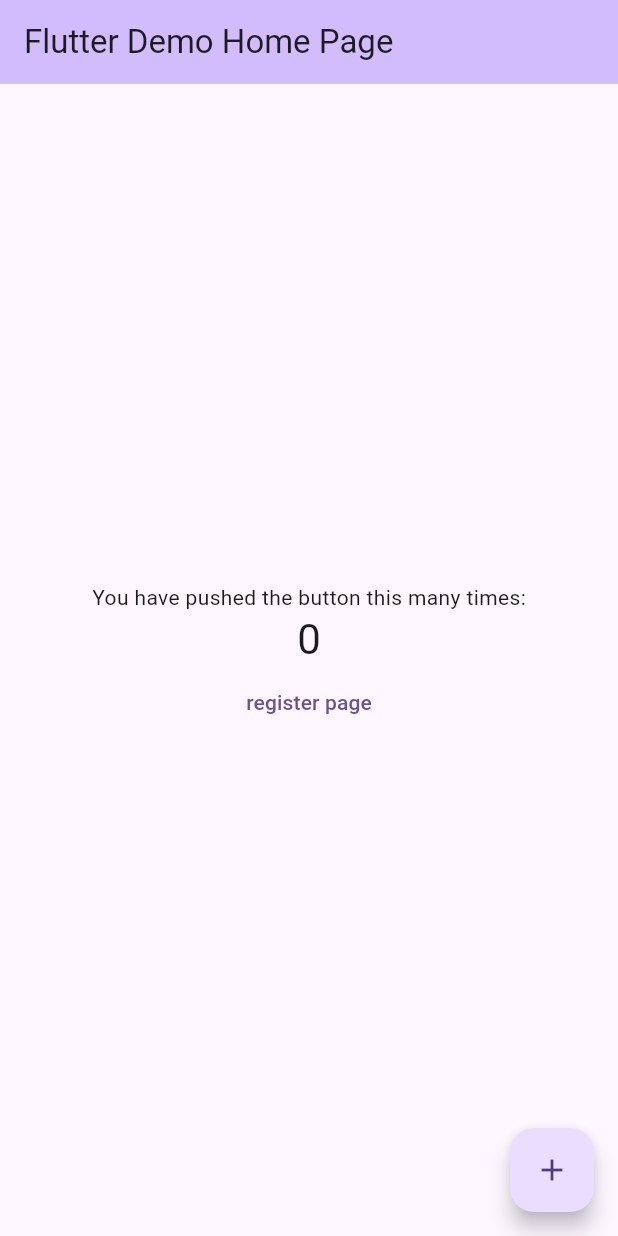
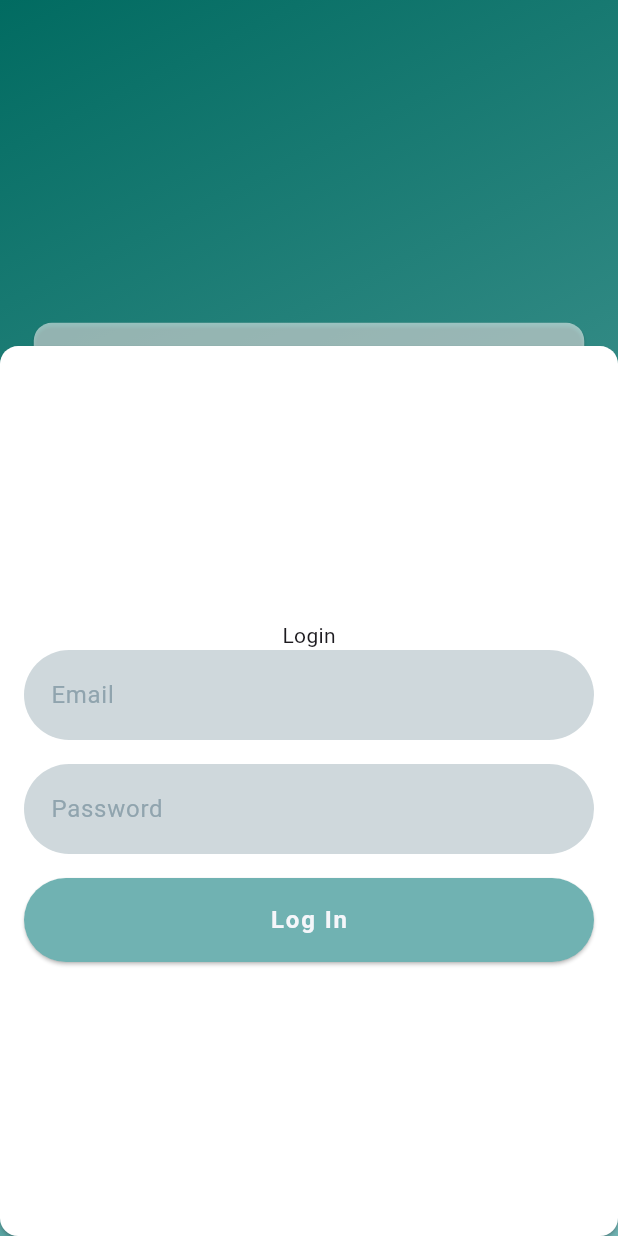
Before and after one commit to alramdhan/builder_bloc_template, a Flutter app: the screen it shows after launch, on a phone screen of 412 x 824 dp. Run offline on Flutter 3.47's test engine with Material 3 defaults, Android fonts, the phone set to English and light mode, and no system bars; our stand-ins replace firebase_auth, firebase_core, get_it, injectable; accounts and stored records are empty.

Commit message:
update login page

```diff
--- /dev/null
+++ b/lib/core/constants/app_color.dart
@@ -0,0 +1,14 @@
+import 'package:flutter/material.dart';
+
+class AppColor {
+  static const Color primary = Color(0xFF016B61);
+  static const Color primary400 = Color(0xFF70B2B2);
+  static const Color secondary = Color(0xFFFFA4A4);
+  static const Color tertiary = Color(0xFF016B2C);
+
+  static const Color success = Color(0xFF26DE81);
+  static const Color danger = Color(0xFFBF092F);
+  static const Color warning = Color(0xFFFED330);
+  static const Color light = Color(0xFFF5F6Fa);
+  static const Color dark = Color(0xFF1E272E);
+}
--- a/lib/core/themes/app_theme.dart
+++ b/lib/core/themes/app_theme.dart
@@ -0,0 +1,16 @@
+import 'package:builder_bloc_template/core/constants/app_color.dart';
+import 'package:flutter/material.dart';
+
+class AppTheme {
+  static final colorScheme = ColorScheme.fromSeed(seedColor: AppColor.primary);
+  static final lightColorScheme = const ColorScheme.light().copyWith(
+    primary: AppColor.primary,
+    secondary: AppColor.secondary,
+    tertiary: AppColor.tertiary
+  );
+  static final darkColorScheme = const ColorScheme.dark().copyWith(
+    primary: AppColor.secondary,
+    secondary: AppColor.primary,
+    tertiary: const Color(0xFF74FEAC)
+  );
+}
--- a/lib/main.dart
+++ b/lib/main.dart
@@ -1,7 +1,9 @@
 import 'package:builder_bloc_template/core/config/router/app_router.dart';
+import 'package:builder_bloc_template/core/constants/app_color.dart';
 import 'package:builder_bloc_template/core/di/service_locator.dart';
+import 'package:builder_bloc_template/core/themes/app_theme.dart';
 import 'package:builder_bloc_template/firebase_options.dart';
-import 'package:builder_bloc_template/presentation/pages/auth/register_page.dart';
+import 'package:builder_bloc_template/presentation/pages/auth/login_page.dart';
 import 'package:firebase_core/firebase_core.dart';
 import 'package:flutter/material.dart';
 
@@ -24,120 +26,26 @@ class MyApp extends StatelessWidget {
     return MaterialApp(
       title: 'Flutter Demo',
       navigatorKey: sl<AppRouter>().navigatorKey,
-      theme: ThemeData(
-        // This is the theme of your application.
-        //
-        // TRY THIS: Try running your application with "flutter run". You'll see
-        // the application has a purple toolbar. Then, without quitting the app,
-        // try changing the seedColor in the colorScheme below to Colors.green
-        // and then invoke "hot reload" (save your changes or press the "hot
-        // reload" button in a Flutter-supported IDE, or press "r" if you used
-        // the command line to start the app).
-        //
-        // Notice that the counter didn't reset back to zero; the application
-        // state is not lost during the reload. To reset the state, use hot
-        // restart instead.
-        //
-        // This works for code too, not just values: Most code changes can be
-        // tested with just a hot reload.
-        colorScheme: ColorScheme.fromSeed(seedColor: Colors.deepPurple),
-        useMaterial3: true,
+      themeMode: ThemeMode.system,
+      theme: ThemeData.light(useMaterial3: true).copyWith(
+        colorScheme: AppTheme.lightColorScheme,
+        elevatedButtonTheme: ElevatedButtonThemeData(
+          style: ElevatedButton.styleFrom(
+            padding: const EdgeInsets.symmetric(vertical: 16),
+            backgroundColor: AppColor.primary400,
+            foregroundColor: AppColor.light,
+            textStyle: Theme.of(context).textTheme.titleMedium?.copyWith(
+              color: AppColor.light,
+              fontWeight: FontWeight.w700,
+              letterSpacing: 1.25
+            )
+          )
+        )
       ),
-      home: const MyHomePage(title: 'Flutter Demo Home Page'),
+      darkTheme: ThemeData.dark(useMaterial3: true).copyWith(
+        colorScheme: AppTheme.darkColorScheme
+      ),
+      home: const LoginPage(),
     );
   }
 }
-
-class MyHomePage extends StatefulWidget {
-  const MyHomePage({super.key, required this.title});
-
-  // This widget is the home page of your application. It is stateful, meaning
-  // that it has a State object (defined below) that contains fields that affect
-  // how it looks.
-
-  // This class is the configuration for the state. It holds the values (in this
-  // case the title) provided by the parent (in this case the App widget) and
-  // used by the build method of the State. Fields in a Widget subclass are
-  // always marked "final".
-
-  final String title;
-
-  @override
-  State<MyHomePage> createState() => _MyHomePageState();
-}
-
-class _MyHomePageState extends State<MyHomePage> {
-  int _counter = 0;
-
-  void _incrementCounter() {
-    setState(() {
-      // This call to setState tells the Flutter framework that something has
-      // changed in this State, which causes it to rerun the build method below
-      // so that the display can reflect the updated values. If we changed
-      // _counter without calling setState(), then the build method would not be
-      // called again, and so nothing would appear to happen.
-      _counter++;
-    });
-  }
-
-  @override
-  Widget build(BuildContext context) {
-    // This method is rerun every time setState is called, for instance as done
-    // by the _incrementCounter method above.
-    //
-    // The Flutter framework has been optimized to make rerunning build methods
-    // fast, so that you can just rebuild anything that needs updating rather
-    // than having to individually change instances of widgets.
-    return Scaffold(
-      appBar: AppBar(
-        // TRY THIS: Try changing the color here to a specific color (to
-        // Colors.amber, perhaps?) and trigger a hot reload to see the AppBar
-        // change color while the other colors stay the same.
-        backgroundColor: Theme.of(context).colorScheme.inversePrimary,
-        // Here we take the value from the MyHomePage object that was created by
-        // the App.build method, and use it to set our appbar title.
-        title: Text(widget.title),
-      ),
-      body: Center(
-        // Center is a layout widget. It takes a single child and positions it
-        // in the middle of the parent.
-        child: Column(
-          // Column is also a layout widget. It takes a list of children and
-          // arranges them vertically. By default, it sizes itself to fit its
-          // children horizontally, and tries to be as tall as its parent.
-          //
-          // Column has various properties to control how it sizes itself and
-          // how it positions its children. Here we use mainAxisAlignment to
-          // center the children vertically; the main axis here is the vertical
-          // axis because Columns are vertical (the cross axis would be
-          // horizontal).
-          //
-          // TRY THIS: Invoke "debug painting" (choose the "Toggle Debug Paint"
-          // action in the IDE, or press "p" in the console), to see the
-          // wireframe for each widget.
-          mainAxisAlignment: MainAxisAlignment.center,
-          children: <Widget>[
-            const Text(
-              'You have pushed the button this many times:',
-            ),
-            Text(
-              '$_counter',
-              style: Theme.of(context).textTheme.headlineMedium,
-            ),
-            TextButton(
-              onPressed: () {
-                sl<AppRouter>().push(const RegisterPage());
-              },
-              child: Text("register page")
-            )
-          ],
-        ),
-      ),
-      floatingActionButton: FloatingActionButton(
-        onPressed: _incrementCounter,
-        tooltip: 'Increment',
-        child: const Icon(Icons.add),
-      ), // This trailing comma makes auto-formatting nicer for build methods.
-    );
-  }
-}
--- a/lib/presentation/pages/auth/login_page.dart
+++ b/lib/presentation/pages/auth/login_page.dart
@@ -0,0 +1,149 @@
+import 'package:builder_bloc_template/core/constants/app_color.dart';
+import 'package:builder_bloc_template/presentation/widgets/forms/text_field.dart';
+import 'package:flutter/material.dart';
+
+class LoginPage extends StatefulWidget {
+  const LoginPage({super.key});
+
+  @override
+  State<LoginPage> createState() => _LoginPageState();
+}
+
+class _LoginPageState extends State<LoginPage> with SingleTickerProviderStateMixin {
+  final GlobalKey<FormState> _formKey = GlobalKey();
+  final _emailController = TextEditingController();
+  final _pwdController = TextEditingController();
+
+  final _scaffoldKey = GlobalKey<ScaffoldState>();
+  late final AnimationController _animationController;
+  late final Animation<Offset> _animationOffset;
+
+  @override
+  void initState() {
+    super.initState();
+    _animationController = AnimationController(
+      duration: const Duration(seconds: 1),
+      vsync: this
+    );
+    _animationOffset = Tween<Offset>(
+      begin: const Offset(0, 1),
+      end: Offset.zero
+    ).animate(CurvedAnimation(
+      parent: _animationController,
+      curve: Curves.fastOutSlowIn
+    ));
+
+    Future.delayed(const Duration(seconds: 2), () {
+      _animationController.forward();
+      print("animateion status ${_animationController.status}");
+    });
+  }
+
+  @override
+  void dispose() {
+    _animationController.dispose();
+    super.dispose();
+  }
+
+  Future _doLogin() async {
+
+  }
+
+  @override
+  Widget build(BuildContext context) {
+    final Size size = MediaQuery.sizeOf(context);
+    return Scaffold(
+      key: _scaffoldKey,
+      body: Container(
+        decoration: const BoxDecoration(
+          gradient: LinearGradient(
+            begin: Alignment.topLeft,
+            end: Alignment.bottomRight,
+            colors: [
+              AppColor.primary,
+              AppColor.primary400
+            ],
+          ),
+        ),
+        child: Stack(
+          children: [
+            Positioned(
+              bottom: 0,
+              left: 0,
+              right: 0,
+              child: SlideTransition(
+                position: _animationOffset,
+                child: Stack(
+                  children: [
+                    Align(
+                      alignment: Alignment.center,
+                      child: Card(
+                        color: Colors.white54,
+                        child: SizedBox(
+                          width: size.width - 45,
+                          height: size.height * .734
+                        ),
+                      ),
+                    ),
+                    Positioned(
+                      bottom: 0,
+                      child: Card(
+                        margin: EdgeInsets.zero,
+                        color: Colors.white,
+                        child: SizedBox(
+                          width: size.width,
+                          height: size.height * .72,
+                          child: _buildFormLogin()
+                        ),
+                      ),
+                    ),
+                  ],
+                ),
+              ),
+            )
+          ],
+        ),
+      ),
+    );
+  }
+
+  Widget _buildFormLogin() => Form(
+    key: _formKey,
+    child: Padding(
+      padding: const EdgeInsets.symmetric(horizontal: 16, vertical: 12),
+      child: Column(
+        mainAxisAlignment: MainAxisAlignment.center,
+        children: [
+          const Text("Login"),
+          BuilderTextFormField(
+            controller: _emailController,
+            hintText: "Email",
+          ),
+          const SizedBox(height: 16),
+          BuilderTextFormField(
+            controller: _pwdController,
+            hintText: "Password",
+            obscureText: true,
+          ),
+          const SizedBox(height: 16),
+          _buildButtonLogin(),
+        ],
+      ),
+    ),
+  );
+
+  Widget _buildButtonLogin() {
+    return SizedBox(
+      width: MediaQuery.sizeOf(context).width,
+      child: ElevatedButton(
+        onPressed: _doLogin,
+        child: const Text("Log In",
+          // style: Theme.of(context).textTheme.titleLarge?.copyWith(
+          //   color: AppColor.light,
+          //   letterSpacing: 1.25
+          // ),
+        )
+      ),
+    );
+  }
+}
--- /dev/null
+++ b/lib/presentation/widgets/forms/text_field.dart
@@ -0,0 +1,70 @@
+import 'package:flutter/material.dart';
+
+class BuilderTextFormField extends StatefulWidget {
+  const BuilderTextFormField({
+    super.key,
+    required this.controller,
+    this.obscureText = false,
+    this.hintText
+  });
+
+  final TextEditingController controller;
+  final bool obscureText;
+  final String? hintText;
+
+  @override
+  State<BuilderTextFormField> createState() => _BuilderTextFormFieldState();
+}
+
+class _BuilderTextFormFieldState extends State<BuilderTextFormField> {
+  late FocusNode _focusNode;
+
+  @override
+  void initState() {
+    super.initState();
+    _focusNode = FocusNode();
+    _focusNode.addListener(_onFocusChange);
+  }
+
+  @override
+  void dispose() {
+    _focusNode.removeListener(_onFocusChange);
+    _focusNode.dispose();
+    super.dispose();
+  }
+
+  void _onFocusChange() {
+    // print("focus change ${_focusNode.hasFocus}");
+    setState(() {});
+  }
+
+  @override
+  Widget build(BuildContext context) {
+    return AnimatedContainer(
+      padding: const EdgeInsets.all(2),
+      decoration: BoxDecoration(
+        border: _focusNode.hasFocus
+          ? Border.all(width: 0.8, color: Theme.of(context).colorScheme.primary)
+          : null,
+        color: Colors.blueGrey.shade100,
+        borderRadius: const BorderRadius.all(Radius.circular(40))
+      ),
+      duration: const Duration(milliseconds: 100),
+      child: TextFormField(
+        controller: widget.controller,
+        focusNode: _focusNode,
+        onTapOutside: (e) {
+          FocusScope.of(context).unfocus();
+        },
+        obscureText: widget.obscureText,
+        cursorColor: Theme.of(context).colorScheme.secondary,
+        decoration: InputDecoration(
+          hintText: widget.hintText,
+          hintStyle: TextStyle(color: Colors.blueGrey.shade300),
+          border: const OutlineInputBorder(borderSide: BorderSide.none),
+          filled: false
+        ),
+      ),
+    );
+  }
+}
--- a/pubspec.yaml
+++ b/pubspec.yaml
@@ -54,6 +54,7 @@ dev_dependencies:
   build_runner: ^2.4.9
   injectable_generator: 2.6.1
   flutter_native_splash: ^2.4.4
+  flutter_launcher_icons: ^0.14.4
 
   # The "flutter_lints" package below contains a set of recommended lints to
   # encourage good coding practices. The lint set provided by the package is
@@ -61,6 +62,11 @@ dev_dependencies:
   # package. See that file for information about deactivating specific lint
   # rules and activating additional ones.
   flutter_lints: ^4.0.0
+
+flutter_launcher_icons:
+  android: "launcher_icon"
+  ios: true
+  image_path: "assets/icons/app_icon.png"
 
 # For information on the generic Dart part of this file, see the
 # following page: https://dart.dev/tools/pub/pubspec
```
Also changed, not shown: assets/icons/app_icon.png, lib/core/constants/string.dart (added).
